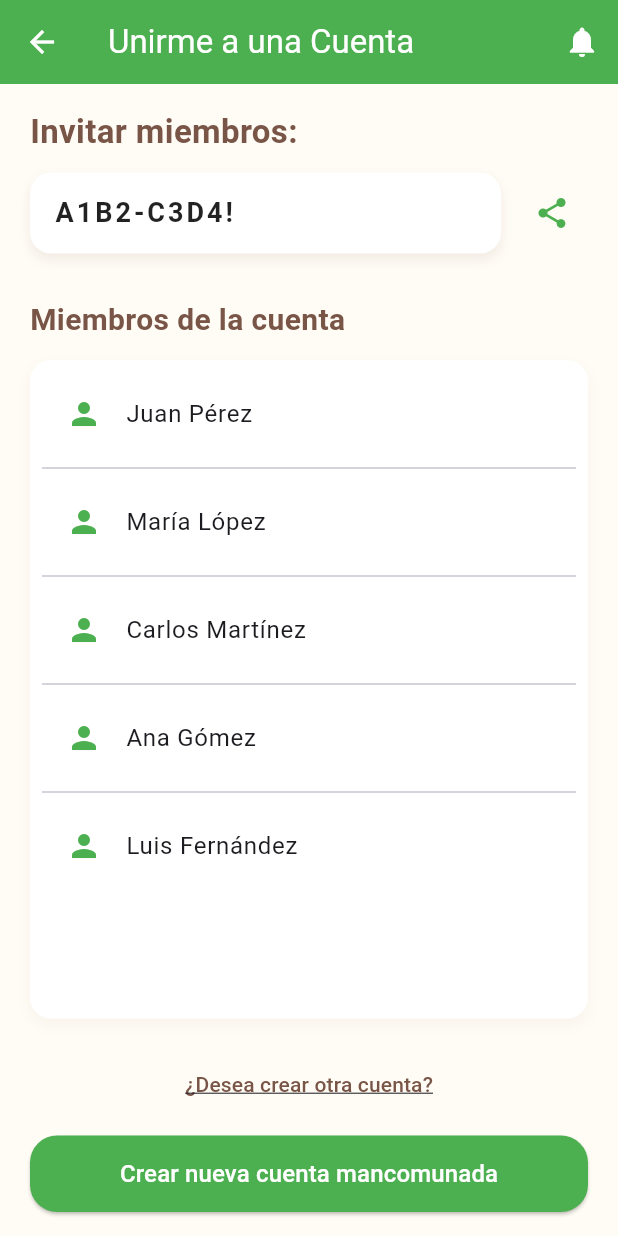
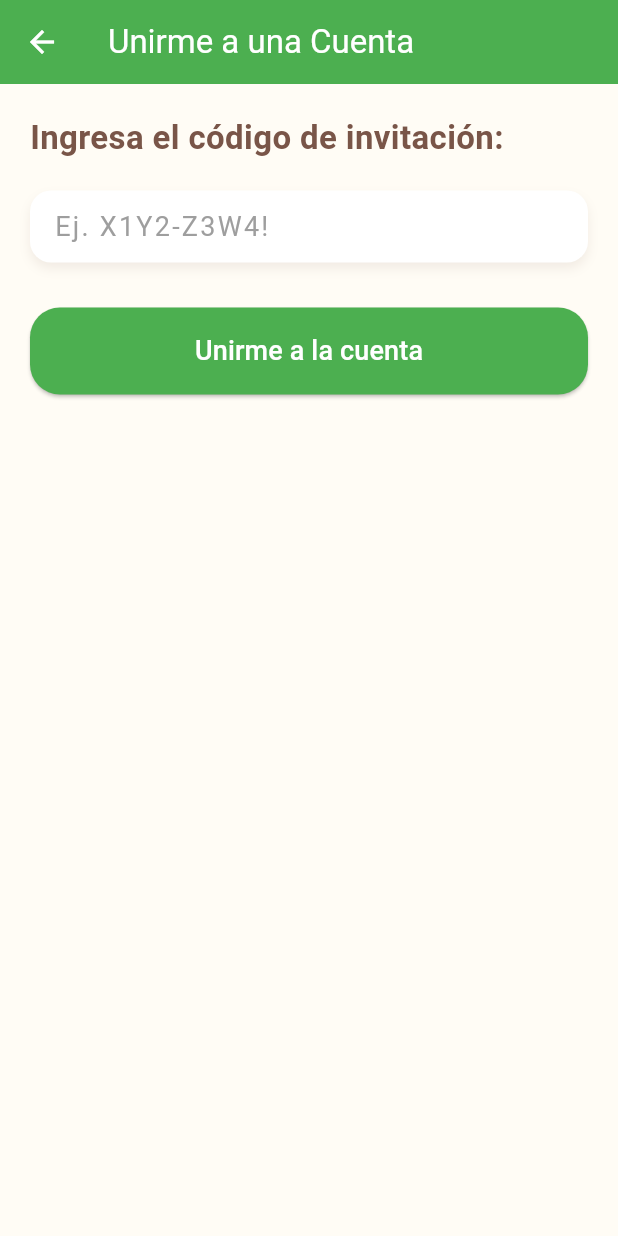
Before and after one commit to JesusCondor16/TallerMovilG2-Front, a Flutter app: the JoinAccountScreen screen opened by its route, on a phone screen of 412 x 824 dp. Run offline on Flutter 3.47's test engine with Material 3 defaults, Android fonts, the phone set to English and light mode, and no system bars; our stand-ins replace lucide_icons, shared_preferences; accounts and stored records are empty.

Commit message:
corrigiendo unirse a cuenta

```diff
--- a/lib/viewmodels/join_account_view_model.dart
+++ b/lib/viewmodels/join_account_view_model.dart
@@ -1,43 +1,54 @@
 import 'package:flutter/material.dart';
+import '../services/notification_service.dart';
 
 class JoinAccountViewModel extends ChangeNotifier {
-  int _notificationCount = 0;
-  int get notificationCount => _notificationCount;
+  final NotificationService _notificationService = NotificationService();
 
-  final String codigoCuenta = 'A1B2-C3D4!';
+  String _codigo = '';
+  bool _isLoading = false;
 
-  final List<String> miembros = [
-    'Juan Pérez',
-    'María López',
-    'Carlos Martínez',
-    'Ana Gómez',
-    'Luis Fernández',
-  ];
+  String get codigo => _codigo;
+  bool get isLoading => _isLoading;
 
-  void mostrarNotificaciones(BuildContext context) {
+  void actualizarCodigo(String valor) {
+    _codigo = valor;
+    notifyListeners();
+  }
+
+  Future<void> unirseCuenta(BuildContext context) async {
+    if (_codigo.trim().isEmpty) {
+      _mostrarDialogo(context, 'Error', 'Debes ingresar un código válido.');
+      return;
+    }
+
+    _isLoading = true;
+    notifyListeners();
+
+    final success = await _notificationService.requestAccess(_codigo);
+
+    _isLoading = false;
+    notifyListeners();
+
+    if (success) {
+      _mostrarDialogo(context, '¡Éxito!', 'Solicitud enviada correctamente.');
+    } else {
+      _mostrarDialogo(context, 'Error', 'No se pudo enviar la solicitud.');
+    }
+  }
+
+  void _mostrarDialogo(BuildContext context, String titulo, String mensaje) {
     showDialog(
       context: context,
-      builder: (context) => AlertDialog(
-        title: const Text('Lista de solicitudes para unirse a la cuenta'),
-        content: const Text('No hay solicitudes pendientes.'), // Reemplazar lógica real aquí
+      builder: (_) => AlertDialog(
+        title: Text(titulo),
+        content: Text(mensaje),
         actions: [
           TextButton(
-            onPressed: () => Navigator.of(context).pop(),
             child: const Text('Cerrar'),
+            onPressed: () => Navigator.pop(context),
           ),
         ],
       ),
     );
-    resetNotificationCount();
-  }
-
-  void resetNotificationCount() {
-    _notificationCount = 0;
-    notifyListeners();
-  }
-
-  void incrementarNotificaciones() {
-    _notificationCount++;
-    notifyListeners();
   }
 }
--- a/lib/views/join_account_screen.dart
+++ b/lib/views/join_account_screen.dart
@@ -15,59 +15,25 @@ class JoinAccountScreen extends StatelessWidget {
         title: const Text('Unirme a una Cuenta'),
         backgroundColor: Colors.green,
         foregroundColor: Colors.white,
-        actions: [
-          Stack(
-            children: [
-              IconButton(
-                icon: const Icon(Icons.notifications),
-                onPressed: () => viewModel.mostrarNotificaciones(context),
-              ),
-              if (viewModel.notificationCount > 0)
-                Positioned(
-                  right: 11,
-                  top: 11,
-                  child: Container(
-                    padding: const EdgeInsets.all(2),
-                    decoration: BoxDecoration(
-                      color: Colors.red,
-                      borderRadius: BorderRadius.circular(10),
-                    ),
-                    constraints: const BoxConstraints(minWidth: 18, minHeight: 18),
-                    child: Text(
-                      '${viewModel.notificationCount}',
-                      style: const TextStyle(
-                        color: Colors.white,
-                        fontSize: 12,
-                        fontWeight: FontWeight.bold,
-                      ),
-                      textAlign: TextAlign.center,
-                    ),
-                  ),
-                ),
-            ],
-          ),
-        ],
       ),
       body: SafeArea(
         child: Padding(
-          padding: const EdgeInsets.symmetric(horizontal: 20, vertical: 16),
+          padding: const EdgeInsets.all(20),
           child: Column(
-            crossAxisAlignment: CrossAxisAlignment.start,
+            crossAxisAlignment: CrossAxisAlignment.stretch,
             children: [
               const Text(
-                'Invitar miembros:',
+                'Ingresa el código de invitación:',
                 style: TextStyle(
                   fontSize: 22,
                   fontWeight: FontWeight.bold,
                   color: Colors.brown,
                 ),
               ),
-              const SizedBox(height: 12),
-              Row(
-                children: [
-                  Expanded(
-                    child: Container(
-                      padding: const EdgeInsets.symmetric(horizontal: 16, vertical: 14),
+              const SizedBox(height: 20),
+
+              // Campo para ingresar código
+              Container(
                 decoration: BoxDecoration(
                   color: Colors.white,
                   borderRadius: BorderRadius.circular(14),
@@ -79,99 +45,49 @@ class JoinAccountScreen extends StatelessWidget {
                     ),
                   ],
                 ),
-                      child: Text(
-                        viewModel.codigoCuenta,
+                padding: const EdgeInsets.symmetric(horizontal: 16),
+                child: TextField(
+                  onChanged: viewModel.actualizarCodigo,
+                  decoration: const InputDecoration(
+                    border: InputBorder.none,
+                    hintText: 'Ej. X1Y2-Z3W4!',
+                    hintStyle: TextStyle(color: Colors.grey),
+                  ),
                   style: const TextStyle(
                     fontSize: 18,
-                          letterSpacing: 2,
-                          fontWeight: FontWeight.w600,
-                          color: Colors.black87,
+                    letterSpacing: 1.5,
                   ),
                 ),
               ),
-                  ),
-                  const SizedBox(width: 10),
-                  IconButton(
-                    icon: const Icon(Icons.share, color: Colors.green),
-                    tooltip: 'Compartir código',
-                    onPressed: () {
-                      ScaffoldMessenger.of(context).showSnackBar(
-                        const SnackBar(content: Text('Código copiado para compartir')),
-                      );
-                    },
-                  ),
-                ],
-              ),
+
               const SizedBox(height: 30),
-              const Text(
-                'Miembros de la cuenta',
-                style: TextStyle(
-                  fontSize: 20,
-                  fontWeight: FontWeight.bold,
-                  color: Colors.brown,
-                ),
-              ),
-              const SizedBox(height: 12),
-              Expanded(
-                child: Container(
-                  decoration: BoxDecoration(
-                    color: Colors.white,
-                    borderRadius: BorderRadius.circular(14),
-                    boxShadow: [
-                      BoxShadow(
-                        color: Colors.brown.withOpacity(0.05),
-                        blurRadius: 8,
-                        offset: const Offset(0, 4),
-                      ),
-                    ],
-                  ),
-                  child: ListView.separated(
-                    padding: const EdgeInsets.all(8),
-                    itemCount: viewModel.miembros.length,
-                    separatorBuilder: (_, __) => const Divider(),
-                    itemBuilder: (context, index) {
-                      return ListTile(
-                        leading: const Icon(Icons.person, color: Colors.green),
-                        title: Text(
-                          viewModel.miembros[index],
-                          style: const TextStyle(fontSize: 16),
-                        ),
-                      );
-                    },
-                  ),
-                ),
-              ),
-              const SizedBox(height: 20),
-              Column(
-                crossAxisAlignment: CrossAxisAlignment.stretch,
-                children: [
-                  TextButton(
-                    onPressed: () => Navigator.pushNamed(context, '/crearCuenta'),
-                    child: const Text(
-                      '¿Desea crear otra cuenta?',
-                      style: TextStyle(
-                        decoration: TextDecoration.underline,
-                        color: Colors.brown,
-                      ),
-                    ),
-                  ),
-                  const SizedBox(height: 10),
+
+              // Botón para unirse
               ElevatedButton(
-                    onPressed: () => Navigator.pushNamed(context, '/crearCuenta'),
+                onPressed: viewModel.isLoading
+                    ? null
+                    : () => viewModel.unirseCuenta(context),
                 style: ElevatedButton.styleFrom(
                   backgroundColor: Colors.green,
                   foregroundColor: Colors.white,
-                      padding: const EdgeInsets.symmetric(vertical: 14),
+                  padding: const EdgeInsets.symmetric(vertical: 16),
                   shape: RoundedRectangleBorder(
-                        borderRadius: BorderRadius.circular(18),
+                    borderRadius: BorderRadius.circular(20),
                   ),
                 ),
-                    child: const Text(
-                      'Crear nueva cuenta mancomunada',
-                      style: TextStyle(fontSize: 16),
+                child: viewModel.isLoading
+                    ? const SizedBox(
+                  width: 24,
+                  height: 24,
+                  child: CircularProgressIndicator(
+                    color: Colors.white,
+                    strokeWidth: 3,
                   ),
+                )
+                    : const Text(
+                  'Unirme a la cuenta',
+                  style: TextStyle(fontSize: 18),
                 ),
-                ],
               ),
             ],
           ),
```
Also changed, not shown: lib/services/notification_service.dart (added, +58 -0 lines). Lines whose indentation alone changed are shown as unchanged.
